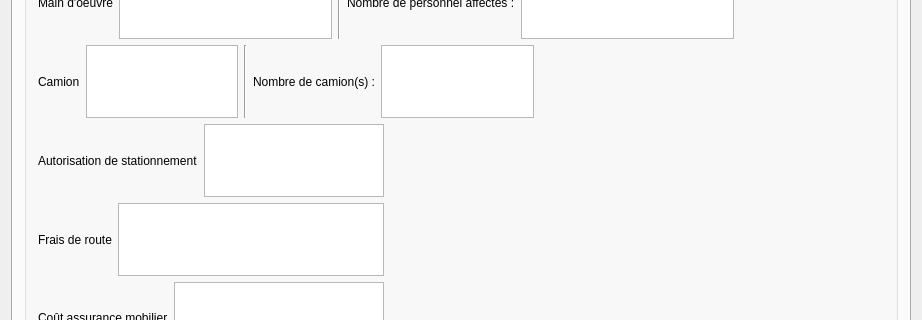
Qt form DevisMaker/MainWindow.ui (Andreas-Chatti/DevisMaker) before a commit; both pictures show x 0 to 922 and y 196 to 516 of the 922 by 774 pixel window.
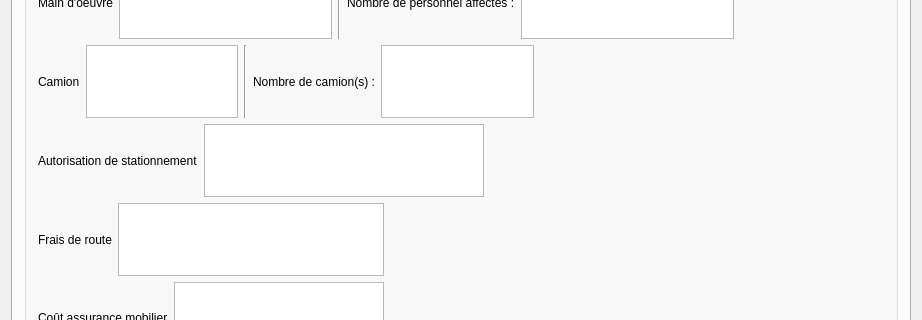
The same form after that commit. The open tabs and pages were chosen to show the change.

What changed in the file:
```diff
--- a/DevisMaker/MainWindow.ui
+++ b/DevisMaker/MainWindow.ui
@@ -974,7 +974,7 @@
                </property>
                <property name="sizeHint" stdset="0">
                 <size>
-                 <width>500</width>
+                 <width>400</width>
                  <height>20</height>
                 </size>
                </property>
```
Left out of the diff: 4 changed lines with no effect on the pictures.
